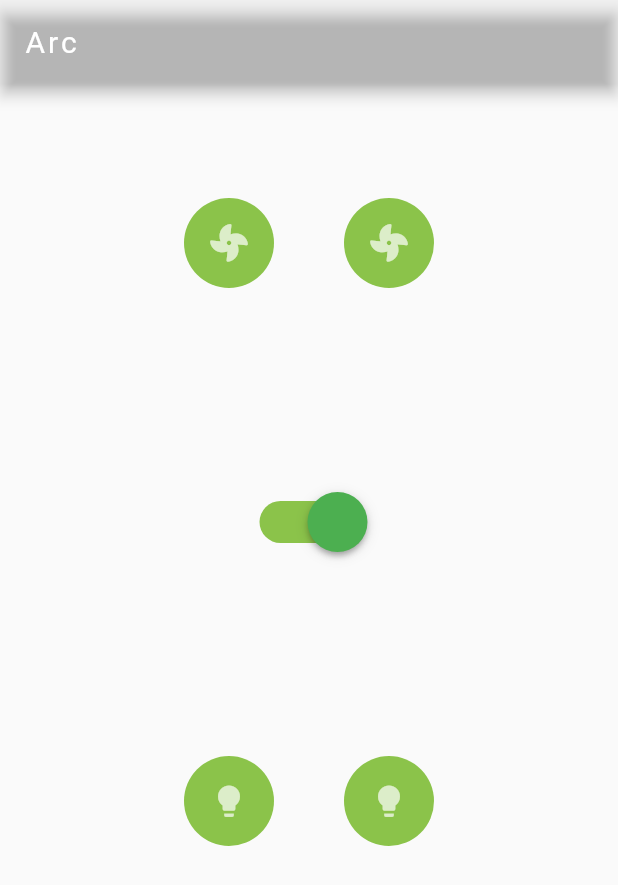
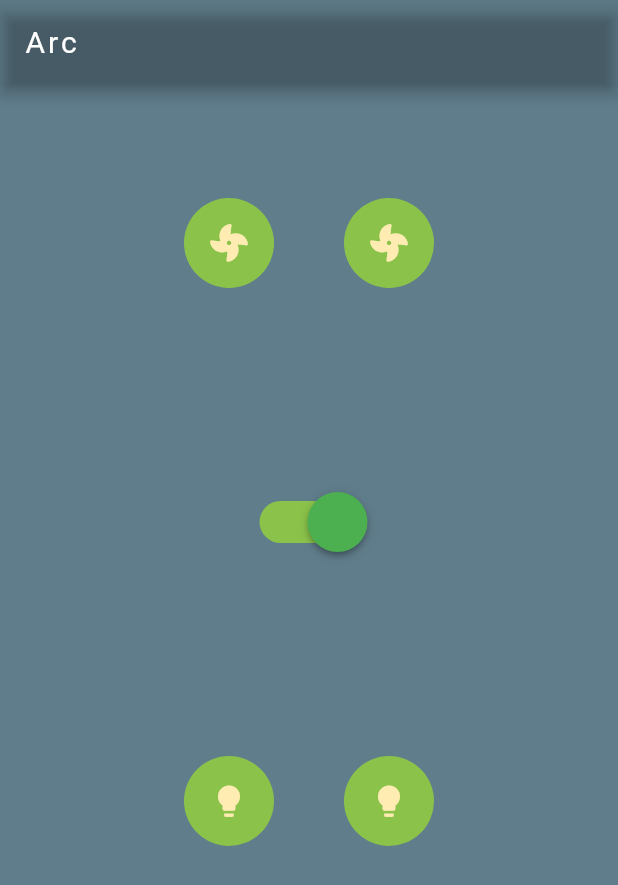
Before and after one commit to Arc-programmers/Flutter, a Flutter app: the screen it shows after launch, on a phone screen of 412 x 824 dp. Shown: the top 885 px of the screen. Run offline on Flutter 3.47's test engine with Material 2 defaults, Android fonts, the light colour scheme and no system bars; our stand-ins replace firebase_auth, firebase_core; accounts and stored records are empty; Roboto replaces fonts that are missing (Italics).

Commit message:
login page added with prettier homepage

```diff
--- a/ccc/lib/authenticate/authentication.dart
+++ b/ccc/lib/authenticate/authentication.dart
@@ -1,4 +1,5 @@
 import 'package:flutter/material.dart';
+import 'package:ccc/authenticate/sign_in.dart';
 
 class Authenticate extends StatefulWidget {
   const Authenticate({super.key});
@@ -11,7 +12,7 @@ class _AuthenticateState extends State<Authenticate> {
   @override
   Widget build(BuildContext context) {
     return  Container(
-      child: const Text('authenticate'),
+      child: const SignIn(),
     );
   }
 }
--- a/ccc/lib/home/homepage.dart
+++ b/ccc/lib/home/homepage.dart
@@ -16,6 +16,7 @@ class _MyHomePageState extends State<MyHomePage> {
   @override
   Widget build(BuildContext context) {
     return Scaffold(
+      backgroundColor: Colors.blueGrey,
       appBar: AppBar(
         title: const Text("Arc",
           textAlign: TextAlign.left,
@@ -50,7 +51,7 @@ class _MyHomePageState extends State<MyHomePage> {
                         size: 25,
                         color: isPressed1
                             ? Colors.grey
-                            : Colors.white70,
+                            : Colors.amber[100],
 
                       )),),
 
@@ -67,7 +68,7 @@ class _MyHomePageState extends State<MyHomePage> {
                         size: 25,
                         color: isPressed2
                             ? Colors.grey
-                            : Colors.white70,
+                            : Colors.amber[100],
 
                       )),)
 
@@ -111,7 +112,7 @@ class _MyHomePageState extends State<MyHomePage> {
                         size: 25,
                         color: isPressed3
                             ? Colors.grey
-                            : Colors.white70,
+                            : Colors.amber[100],
 
                       )),),
                 CircleAvatar(
@@ -127,7 +128,7 @@ class _MyHomePageState extends State<MyHomePage> {
                         size: 25,
                         color: isPressed4
                             ? Colors.grey
-                            : Colors.white70,
+                            : Colors.amber[100],
 
                       )),)
 
--- a/ccc/lib/wrapper.dart
+++ b/ccc/lib/wrapper.dart
@@ -1,3 +1,4 @@
+import 'package:ccc/authenticate/authentication.dart';
 import 'package:ccc/home/homepage.dart';
 import 'package:flutter/material.dart';
 
```
Also changed, not shown: ccc/lib/authenticate/sign_in.dart (added, +30 -0 lines), ccc/lib/services/auth.dart (added, +22 -0 lines).
